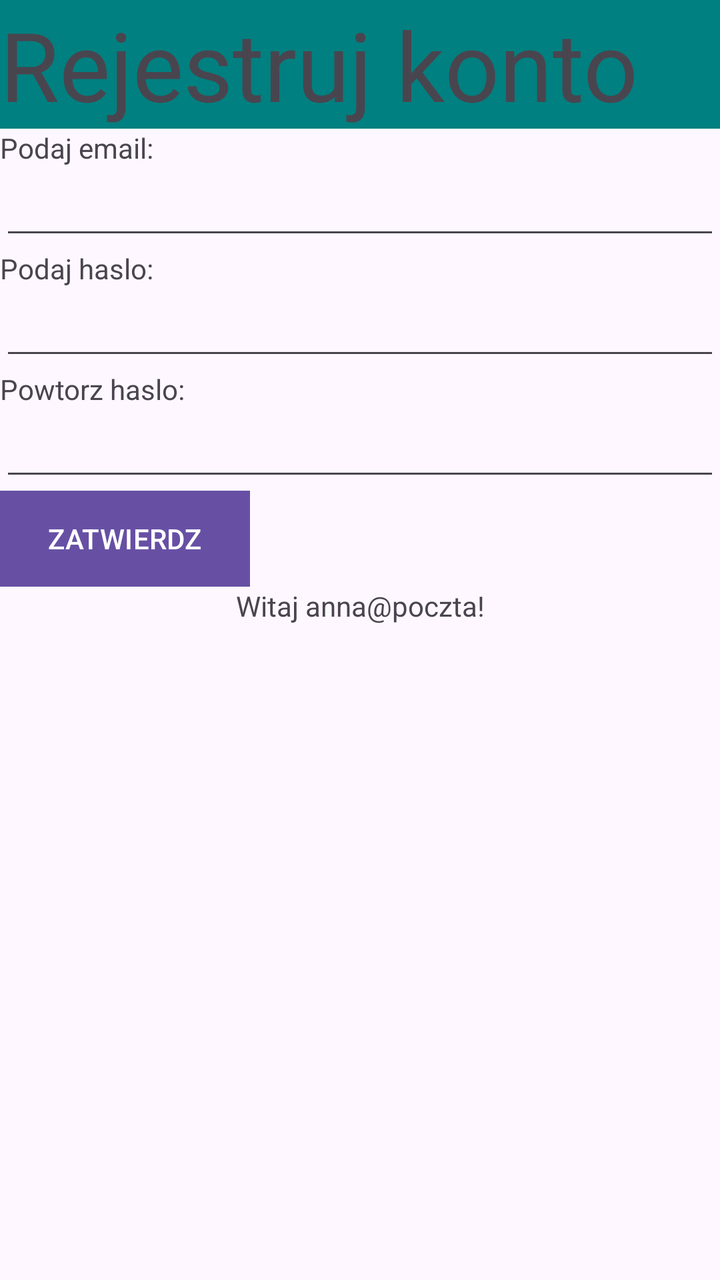
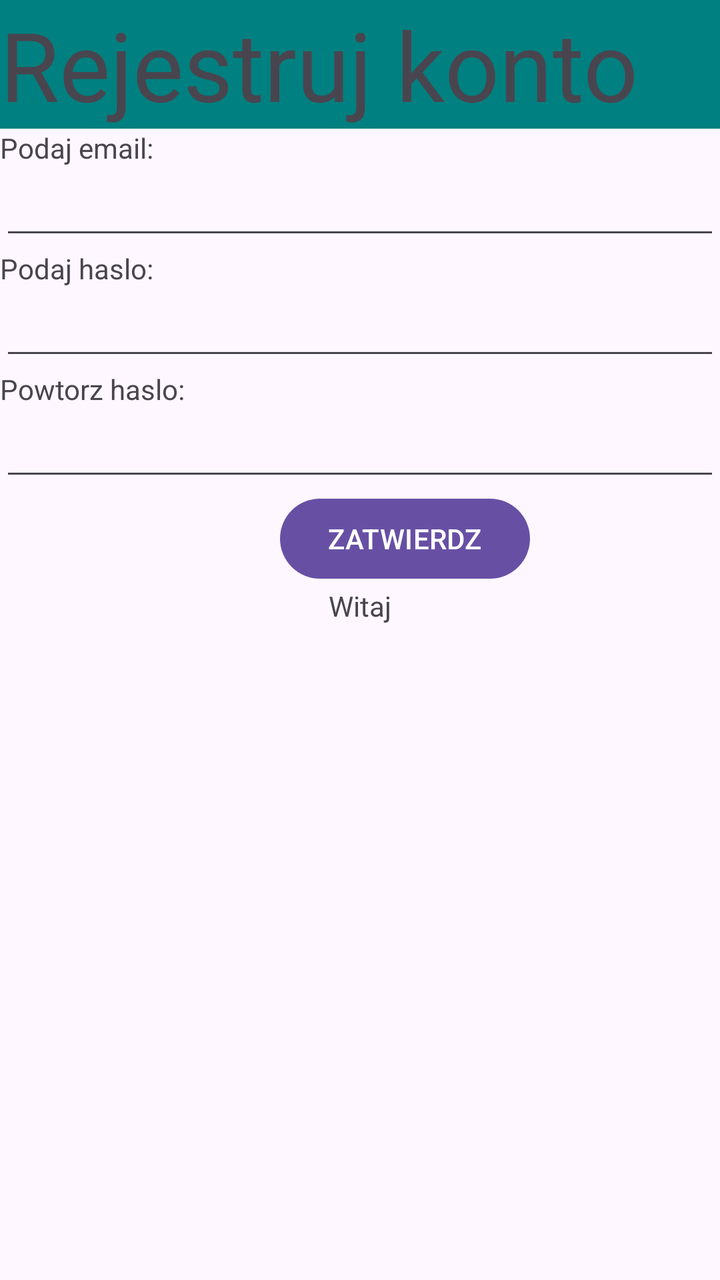

Compare the two renders of this Android layout. The source of the first and the diff that turns it into the second are given below.
<!-- AndroidManifest.xml: application theme Theme.Sortowanie_tablic -->
<!-- res/layout/activity_main.xml -->
<?xml version="1.0" encoding="utf-8"?>
<LinearLayout xmlns:android="http://schemas.android.com/apk/res/android"
    xmlns:app="http://schemas.android.com/apk/res-auto"
    xmlns:tools="http://schemas.android.com/tools"
    android:id="@+id/main"
    android:layout_width="match_parent"
    android:layout_height="match_parent"
    android:orientation="vertical"
    tools:context=".MainActivity">

    <TextView
        android:layout_width="match_parent"
        android:layout_height="wrap_content"
        android:text="Rejestruj konto"
        android:textSize="@android:dimen/app_icon_size"
        android:background="#008080"
        />

    <TextView
        android:id="@+id/textView4"
        android:layout_width="match_parent"
        android:layout_height="wrap_content"
        android:text="Podaj email:" />

    <EditText
        android:id="@+id/editTextText2"
        android:layout_width="match_parent"
        android:layout_height="wrap_content"
        android:ems="10"
        android:inputType="text"
        />

    <TextView
        android:id="@+id/textView5"
        android:layout_width="match_parent"
        android:layout_height="wrap_content"
        android:text="Podaj haslo: " />

    <EditText
        android:id="@+id/editTextText3"
        android:layout_width="match_parent"
        android:layout_height="wrap_content"
        android:ems="10"
        android:inputType="text"
       />

    <TextView
        android:id="@+id/textView6"
        android:layout_width="match_parent"
        android:layout_height="wrap_content"
        android:text="Powtorz haslo: " />

    <EditText
        android:id="@+id/editTextText4"
        android:layout_width="match_parent"
        android:layout_height="wrap_content"
        android:ems="10"
        android:inputType="text"
       />

    <Button
        android:id="@+id/button2"
        android:layout_width="wrap_content"
        android:layout_height="wrap_content"
        android:background="@color/white"
        android:text="ZATWIERDZ"
        />

    <TextView
        android:id="@+id/textView3"
        android:layout_width="match_parent"
        android:layout_height="wrap_content"
        android:text="Witaj anna@poczta!"
        android:textAlignment="center"/>


</LinearLayout>
<!-- resources referenced by this layout -->
<resources>
  <color name="white">#FFFFFFFF</color>
  <style name="Theme.Sortowanie_tablic" parent="Base.Theme.Sortowanie_tablic" />
  <style name="Base.Theme.Sortowanie_tablic" parent="Theme.Material3.DayNight.NoActionBar">
          
          
      </style>
</resources>

<!-- the commit's change to res/layout/activity_main.xml (unified diff, before → after) -->
@@ -23,7 +23,7 @@
         android:text="Podaj email:" />
 
     <EditText
-        android:id="@+id/editTextText2"
+        android:id="@+id/email"
         android:layout_width="match_parent"
         android:layout_height="wrap_content"
         android:ems="10"
@@ -37,7 +37,7 @@
         android:text="Podaj haslo: " />
 
     <EditText
-        android:id="@+id/editTextText3"
+        android:id="@+id/haslo"
         android:layout_width="match_parent"
         android:layout_height="wrap_content"
         android:ems="10"
@@ -51,7 +51,7 @@
         android:text="Powtorz haslo: " />
 
     <EditText
-        android:id="@+id/editTextText4"
+        android:id="@+id/powtorzhaslo"
         android:layout_width="match_parent"
         android:layout_height="wrap_content"
         android:ems="10"
@@ -59,18 +59,18 @@
        />
 
     <Button
-        android:id="@+id/button2"
+        android:id="@+id/button"
         android:layout_width="wrap_content"
         android:layout_height="wrap_content"
-        android:background="@color/white"
         android:text="ZATWIERDZ"
+        android:layout_marginLeft="140dp"
         />
 
     <TextView
-        android:id="@+id/textView3"
+        android:id="@+id/heh"
         android:layout_width="match_parent"
         android:layout_height="wrap_content"
-        android:text="Witaj anna@poczta!"
+        android:text="Witaj"
         android:textAlignment="center"/>
 
 
<!-- resource entries referenced after the edit -->
@@ -1,6 +1,5 @@
 <!-- resources referenced by this layout -->
 <resources>
-  <color name="white">#FFFFFFFF</color>
   <style name="Theme.Sortowanie_tablic" parent="Base.Theme.Sortowanie_tablic" />
   <style name="Base.Theme.Sortowanie_tablic" parent="Theme.Material3.DayNight.NoActionBar">
           
